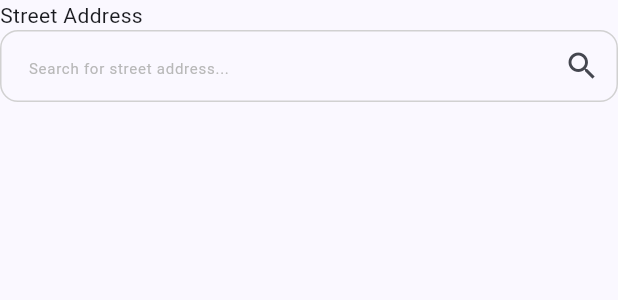
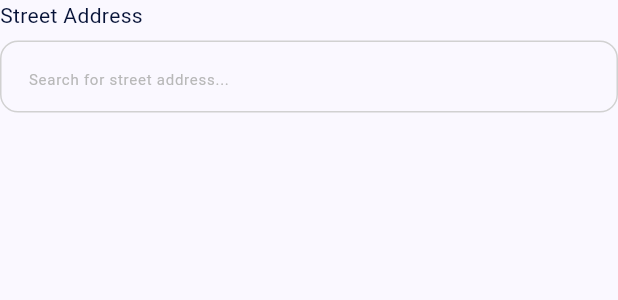
Before and after one commit to geraldkachi/bizconnect-app, a Flutter app: the StreetAutoComplete widget shown alone on an empty page, opened directly, on a phone screen of 412 x 824 dp. Shown: the top 300 px of the screen. Run offline on Flutter 3.47's test engine with Material 3 defaults, Android fonts, the phone set to English and light mode, and no system bars; our stand-ins replace dio, dropdown_search, flutter_dotenv, flutter_riverpod, flutter_secure_storage, flutter_svg and 7 more; accounts and stored records are empty; network calls fail; Roboto replaces fonts that are missing (Archivo); project files that could hold a hidden picture were left out.

Commit message:
populated street on the code

```diff
--- a/lib/features/setup-business-profile/setup-business-view-model.dart
+++ b/lib/features/setup-business-profile/setup-business-view-model.dart
@@ -360,11 +360,10 @@ class SetupBusinessProfileViewModel extends ChangeNotifier {
         'linkedinUrl': linkedinUrlController.text.trim(),
         'instagramUrl': instagramController.text.trim(),
         'facebookUrl': facebookController.text.trim(),
-        'image':
-            selectedImage != null ? await encodeImage(selectedImage!) : null,
+        // 'image': selectedImage != null ? await encodeImage(selectedImage!) : null,
         // 'image': selectedImage != null ? MultipartFile.fromFileSync(selectedImage!.path, filename: fileName) : null,
         // 'image': selectedImage, // Placeholder for an uploaded business image
-        'cloudinaryConfig': null, // Placeholder for cloud storage configuration
+        'cloudinaryConfig': selectedImage != null ? await encodeImage(selectedImage!) : null, // image is ought to be here instead correct this
         'streetCoordinates': {
           'lat': 0.0,
           'lng': 0.0,
--- a/lib/widget/street_auto_complete.dart
+++ b/lib/widget/street_auto_complete.dart
@@ -16,6 +16,29 @@ class StreetAutoComplete extends ConsumerStatefulWidget {
 class _StreetAutoCompleteState extends ConsumerState<StreetAutoComplete> with SingleTickerProviderStateMixin {
     // Flag to control whether suggestions are visible or not
   bool showSuggestions = true;
+
+  // FocusNode to detect when the TextFormField loses focus
+  final FocusNode _focusNode = FocusNode();
+
+  @override
+  void initState() {
+    super.initState();
+
+    // Add a listener to hide suggestions when the field loses focus
+    _focusNode.addListener(() {
+      if (!_focusNode.hasFocus) {
+        setState(() {
+          showSuggestions = false; // Hide suggestions when clicking outside
+        });
+      }
+    });
+  }
+
+  @override
+  void dispose() {
+    _focusNode.dispose(); // Dispose of the FocusNode to prevent memory leaks
+    super.dispose();
+  }
 
   @override
   Widget build(BuildContext context) {
@@ -64,11 +87,29 @@ class _StreetAutoCompleteState extends ConsumerState<StreetAutoComplete> with Si
           .fetchStreetSuggestions(context, query, selectedCountry, selectedState, selectedCity);
     }
 
-    return Column(
+    return GestureDetector(
+      behavior: HitTestBehavior.opaque, // Ensures clicks outside the widget are detected
+      onTap: () {
+        FocusScope.of(context).unfocus(); // Close keyboard and suggestions when tapping outside
+      },
+      child: Column(
         crossAxisAlignment: CrossAxisAlignment.start,
         children: [
-        const Text('Street Address'),
+           const Row(
+          children: [
+            Text(
+              'Street Address',
+              style: const TextStyle(
+                color: black,
+                fontSize: 14,
+                fontWeight: FontWeight.w400,
+              ),
+            ),
+          ],
+        ),
+        const SizedBox(height: 7),
           TextFormField(
+            focusNode: _focusNode,
             controller: streetController,
             onChanged: fetchAddressSuggestions, // Trigger fetching on text change
             decoration: InputDecoration(
@@ -108,8 +149,7 @@ class _StreetAutoCompleteState extends ConsumerState<StreetAutoComplete> with Si
               ),
                  suffixIcon: isLoading
                   ? const CircularProgressIndicator()
-                : const Icon(Icons.search),
-            // prefixIcon:prefixIcon
+                  : null,
             ),
           ),
           if (streetSuggestions.isNotEmpty && showSuggestions) ...[
@@ -153,6 +193,7 @@ class _StreetAutoCompleteState extends ConsumerState<StreetAutoComplete> with Si
             // ),
           ],
         ],
+      ),
     );
   }
 }
```
Also changed, not shown: lib/features/setup-business-profile/setup-business-profile.dart (+5 -8 lines). Lines whose indentation alone changed are shown as unchanged.
